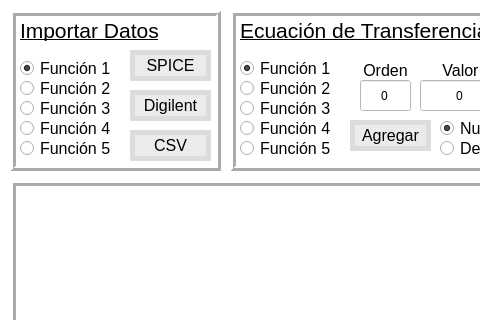
This is ui/mainwindow.ui in pabgonzalez/Plot_Tool as Qt 5 draws it before an edit; both pictures show x 0 to 480 and y 0 to 320 of the 1280 by 700 pixel window. The edited form follows.
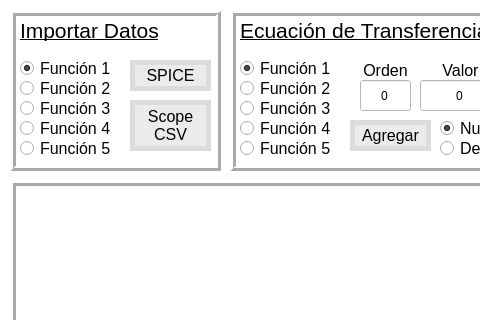
This is the edited form.

Diff of the .ui file:
```diff
--- a/ui/mainwindow.ui
+++ b/ui/mainwindow.ui
@@ -91,7 +91,7 @@
      <property name="geometry">
       <rect>
        <x>120</x>
-       <y>40</y>
+       <y>50</y>
        <width>81</width>
        <height>31</height>
       </rect>
@@ -174,46 +174,13 @@
       <bool>false</bool>
      </property>
     </widget>
-    <widget class="QPushButton" name="digilentbtn">
-     <property name="geometry">
-      <rect>
-       <x>120</x>
-       <y>80</y>
-       <width>81</width>
-       <height>31</height>
-      </rect>
-     </property>
-     <property name="font">
-      <font>
-       <pointsize>12</pointsize>
-      </font>
-     </property>
-     <property name="styleSheet">
-      <string notr="true">background-color: rgb(235, 235, 235);
- border-style: solid;
- border-width:5px;
- border-color: rgb(220, 220, 220);</string>
-     </property>
-     <property name="text">
-      <string>Digilent</string>
-     </property>
-     <property name="autoDefault">
-      <bool>false</bool>
-     </property>
-     <property name="default">
-      <bool>false</bool>
-     </property>
-     <property name="flat">
-      <bool>false</bool>
-     </property>
-    </widget>
     <widget class="QPushButton" name="probebtn">
      <property name="geometry">
       <rect>
        <x>120</x>
-       <y>120</y>
+       <y>90</y>
        <width>81</width>
-       <height>31</height>
+       <height>51</height>
       </rect>
      </property>
      <property name="font">
@@ -228,7 +195,8 @@
  border-color: rgb(220, 220, 220);</string>
      </property>
      <property name="text">
-      <string>CSV</string>
+      <string>Scope
+CSV</string>
      </property>
      <property name="autoDefault">
       <bool>false</bool>
```
